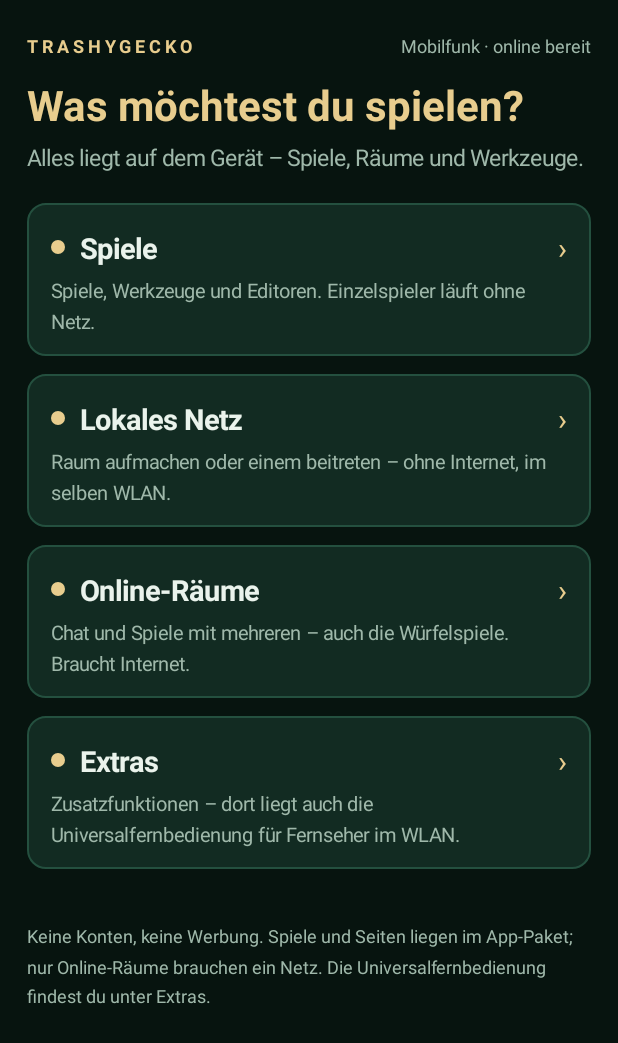
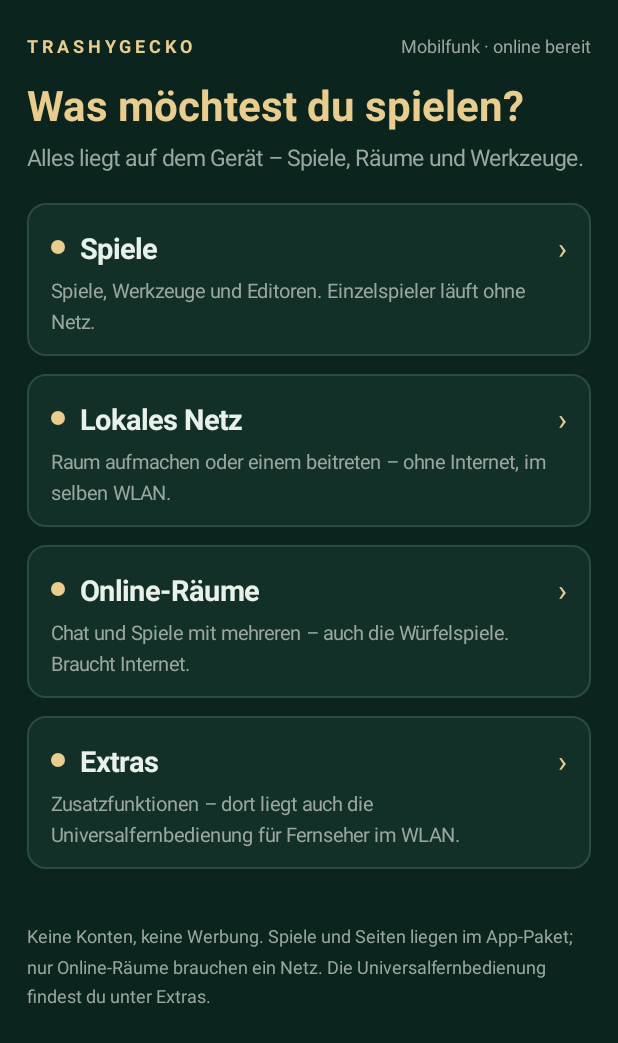
Before and after one commit to trashygecko-collab/Trashygecko, an Android app: the screen it shows after launch (MainActivity), on a phone screen of 412 x 824 dp. Shown: the top 1043 px of the screen. Run offline under Robolectric (Android 15) with nearby library versions, the phone set to English and light mode, and no system bars.

```diff
--- a/spiele/android/app/src/main/AndroidManifest.xml
+++ b/spiele/android/app/src/main/AndroidManifest.xml
@@ -38,6 +38,11 @@
             android:screenOrientation="fullSensor"
             android:launchMode="singleTask" />
         <activity
+            android:name=".HomepageActivity"
+            android:configChanges="orientation|screenSize|screenLayout|smallestScreenSize|keyboardHidden|uiMode|density"
+            android:exported="false"
+            android:screenOrientation="fullSensor" />
+        <activity
             android:name=".MainActivity"
             android:configChanges="orientation|screenSize|screenLayout|smallestScreenSize|keyboardHidden|uiMode|density"
             android:exported="true"
--- /dev/null
+++ b/spiele/android/app/src/main/java/de/trashygecko/tmahjong/Ansicht.java
@@ -0,0 +1,53 @@
+package de.trashygecko.tmahjong;
+
+import android.content.Context;
+import android.graphics.Typeface;
+import android.graphics.drawable.GradientDrawable;
+import android.util.TypedValue;
+import android.widget.TextView;
+
+/**
+ * Farbbild und kleine Bausteine der nativen Ansichten.
+ *
+ * Die Werte standen vorher in {@link MainActivity} und {@link SpieleActivity} doppelt und
+ * wichen leicht voneinander ab; Start und Spieleliste sollen gleich aussehen.
+ */
+final class Ansicht {
+    static final int BG = 0xFF0B241D;
+    static final int KARTE = 0xFF123028;
+    static final int RAND = 0xFF2B4C40;
+    static final int GOLD = 0xFFE8CD8E;
+    static final int TEXT = 0xFFE9F1EB;
+    static final int MUTED = 0xFF9AA7A0;
+
+    private Ansicht() {
+    }
+
+    /** Abgerundete Fläche ohne Rand. */
+    static GradientDrawable flaeche(int farbe, int radius) {
+        GradientDrawable form = new GradientDrawable();
+        form.setColor(farbe);
+        form.setCornerRadius(radius);
+        return form;
+    }
+
+    /** Abgerundete Fläche mit Kante (Karten); die Breite kommt in Pixeln herein. */
+    static GradientDrawable flaeche(int farbe, int radius, int randfarbe, int randbreite) {
+        GradientDrawable form = flaeche(farbe, radius);
+        form.setStroke(randbreite, randfarbe);
+        return form;
+    }
+
+    static TextView text(Context context, String wert, int groesse, int farbe, boolean fett) {
+        TextView feld = new TextView(context);
+        feld.setText(wert);
+        feld.setTextSize(TypedValue.COMPLEX_UNIT_SP, groesse);
+        feld.setTextColor(farbe);
+        if (fett) feld.setTypeface(Typeface.DEFAULT_BOLD);
+        return feld;
+    }
+
+    static int dp(Context context, int wert) {
+        return Math.round(wert * context.getResources().getDisplayMetrics().density);
+    }
+}
--- a/spiele/android/app/src/main/java/de/trashygecko/tmahjong/MainActivity.java
+++ b/spiele/android/app/src/main/java/de/trashygecko/tmahjong/MainActivity.java
@@ -2,12 +2,10 @@ package de.trashygecko.tmahjong;
 
 import android.app.Activity;
 import android.content.Intent;
-import android.graphics.Typeface;
 import android.graphics.drawable.GradientDrawable;
 import android.net.ConnectivityManager;
 import android.net.NetworkInfo;
 import android.os.Bundle;
-import android.util.TypedValue;
 import android.view.Gravity;
 import android.view.View;
 import android.widget.LinearLayout;
@@ -19,15 +17,9 @@ import android.widget.TextView;
  *
  * Spiele, Katalog und Connector öffnen eigene Activities; die HTML-Startseite liegt nur
  * noch als `index.html` im Paket, damit „zurück zum Start“ aus einer Spielseite landet.
+ * Farben und Bausteine kommen aus {@link Ansicht} – dieselben wie in der Spieleliste.
  */
 public final class MainActivity extends Activity {
-    private static final int BG = 0xFF07140F;
-    private static final int KARTE = 0xFF122B22;
-    private static final int LINIE = 0xFF24503F;
-    private static final int GOLD = 0xFFE8CD8E;
-    private static final int TEXT = 0xFFEAF3EC;
-    private static final int MUTED = 0xFF9FB8AA;
-
     private TextView status;
 
     @Override protected void onCreate(Bundle zustand) {
@@ -38,40 +30,41 @@ public final class MainActivity extends Activity {
 
     @Override protected void onResume() {
         super.onResume();
-        if (status != null) status.setText(netzStatus());
+        status.setText(netzStatus());
     }
 
     // ---------------------------------------------------------------- Aufbau
 
     private View baueAnsicht() {
         ScrollView rollen = new ScrollView(this);
-        rollen.setBackgroundColor(BG);
+        rollen.setBackgroundColor(Ansicht.BG);
         rollen.setFillViewport(true);
 
         LinearLayout seite = new LinearLayout(this);
         seite.setOrientation(LinearLayout.VERTICAL);
-        int rand = dp(18);
-        seite.setPadding(rand, dp(22), rand, dp(26));
+        int rand = Ansicht.dp(this, 18);
+        seite.setPadding(rand, Ansicht.dp(this, 22), rand, Ansicht.dp(this, 26));
         rollen.addView(seite, new ScrollView.LayoutParams(
                 LinearLayout.LayoutParams.MATCH_PARENT, LinearLayout.LayoutParams.WRAP_CONTENT));
 
         LinearLayout kopf = new LinearLayout(this);
         kopf.setOrientation(LinearLayout.HORIZONTAL);
         kopf.setGravity(Gravity.CENTER_VERTICAL);
-        TextView marke = text("TRASHYGECKO", 12, GOLD, true);
+        TextView marke = Ansicht.text(this, "TRASHYGECKO", 12, Ansicht.GOLD, true);
         marke.setLetterSpacing(0.22f);
         kopf.addView(marke, new LinearLayout.LayoutParams(
                 0, LinearLayout.LayoutParams.WRAP_CONTENT, 1f));
-        status = text("", 12, MUTED, false);
+        status = Ansicht.text(this, "", 12, Ansicht.MUTED, false);
         kopf.addView(status);
         seite.addView(kopf);
 
-        TextView titel = text("Was möchtest du spielen?", 28, GOLD, true);
-        titel.setPadding(0, dp(12), 0, dp(6));
+        TextView titel = Ansicht.text(this, "Was möchtest du spielen?", 28, Ansicht.GOLD, true);
+        titel.setPadding(0, Ansicht.dp(this, 12), 0, Ansicht.dp(this, 6));
         seite.addView(titel);
 
-        TextView unter = text("Alles liegt auf dem Gerät – Spiele, Räume und Werkzeuge.", 15, MUTED, false);
-        unter.setPadding(0, 0, 0, dp(20));
+        TextView unter = Ansicht.text(this, "Alles liegt auf dem Gerät – Spiele, Räume und Werkzeuge.",
+                15, Ansicht.MUTED, false);
+        unter.setPadding(0, 0, 0, Ansicht.dp(this, 20));
         seite.addView(unter);
 
         kachel(seite, "Spiele",
@@ -87,11 +80,11 @@ public final class MainActivity extends Activity {
                 "Zusatzfunktionen – dort liegt auch die Universalfernbedienung für Fernseher im WLAN.",
                 v -> starteConnector("extras"));
 
-        TextView fuss = text("Keine Konten, keine Werbung. Spiele und Seiten liegen im App-Paket; "
-                + "nur Online-Räume brauchen ein Netz. Die Universalfernbedienung findest du unter Extras.",
-                12, MUTED, false);
+        TextView fuss = Ansicht.text(this, "Keine Konten, keine Werbung. Spiele und Seiten liegen "
+                + "im App-Paket; nur Online-Räume brauchen ein Netz. Die Universalfernbedienung "
+                + "findest du unter Extras.", 12, Ansicht.MUTED, false);
         fuss.setLineSpacing(0, 1.4f);
-        fuss.setPadding(0, dp(24), 0, 0);
+        fuss.setPadding(0, Ansicht.dp(this, 24), 0, 0);
         seite.addView(fuss);
         return rollen;
     }
@@ -101,34 +94,44 @@ public final class MainActivity extends Activity {
                         View.OnClickListener ziel) {
         LinearLayout karte = new LinearLayout(this);
         karte.setOrientation(LinearLayout.VERTICAL);
-        karte.setPadding(dp(16), dp(16), dp(16), dp(14));
-        karte.setBackground(flaeche(KARTE, dp(12), LINIE));
+        karte.setPadding(Ansicht.dp(this, 16), Ansicht.dp(this, 16),
+                Ansicht.dp(this, 16), Ansicht.dp(this, 14));
+        karte.setBackground(Ansicht.flaeche(Ansicht.KARTE, Ansicht.dp(this, 12),
+                Ansicht.RAND, Ansicht.dp(this, 1)));
         karte.setClickable(true);
         karte.setFocusable(true);
         LinearLayout.LayoutParams platz = new LinearLayout.LayoutParams(
                 LinearLayout.LayoutParams.MATCH_PARENT, LinearLayout.LayoutParams.WRAP_CONTENT);
-        platz.bottomMargin = dp(12);
+        platz.bottomMargin = Ansicht.dp(this, 12);
         seite.addView(karte, platz);
 
         LinearLayout zeile = new LinearLayout(this);
         zeile.setOrientation(LinearLayout.HORIZONTAL);
         zeile.setGravity(Gravity.CENTER_VERTICAL);
         View punkt = new View(this);
-        punkt.setBackground(punkt());
-        LinearLayout.LayoutParams punktPlatz = new LinearLayout.LayoutParams(dp(9), dp(9));
-        punktPlatz.rightMargin = dp(10);
+        punkt.setBackground(punktfarbe());
+        LinearLayout.LayoutParams punktPlatz = new LinearLayout.LayoutParams(
+                Ansicht.dp(this, 9), Ansicht.dp(this, 9));
+        punktPlatz.rightMargin = Ansicht.dp(this, 10);
         zeile.addView(punkt, punktPlatz);
-        zeile.addView(text(titel, 19, TEXT, true), new LinearLayout.LayoutParams(
-                0, LinearLayout.LayoutParams.WRAP_CONTENT, 1f));
-        zeile.addView(text("›", 20, GOLD, false));
+        zeile.addView(Ansicht.text(this, titel, 19, Ansicht.TEXT, true),
+                new LinearLayout.LayoutParams(0, LinearLayout.LayoutParams.WRAP_CONTENT, 1f));
+        zeile.addView(Ansicht.text(this, "›", 20, Ansicht.GOLD, false));
         karte.addView(zeile);
 
-        TextView unten = text(beschreibung, 13, MUTED, false);
+        TextView unten = Ansicht.text(this, beschreibung, 13, Ansicht.MUTED, false);
         unten.setLineSpacing(0, 1.3f);
-        unten.setPadding(0, dp(6), 0, 0);
+        unten.setPadding(0, Ansicht.dp(this, 6), 0, 0);
         karte.addView(unten);
 
         karte.setOnClickListener(ziel);
+    }
+
+    private GradientDrawable punktfarbe() {
+        GradientDrawable form = new GradientDrawable();
+        form.setShape(GradientDrawable.OVAL);
+        form.setColor(Ansicht.GOLD);
+        return form;
     }
 
     // -------------------------------------------------------------- Vernetzung
@@ -138,7 +141,14 @@ public final class MainActivity extends Activity {
                 .putExtra(ConnectorActivity.EXTRA_INITIAL_SCREEN, bildschirm));
     }
 
-    /** Ohne Netz bleibt alles außer den Online-Räumen nutzbar – das sagt die Zeile. */
+    /**
+     * Ohne Netz bleibt alles außer den Online-Räumen nutzbar – das sagt die Zeile.
+     *
+     * `getActiveNetworkInfo()` ist seit API 23 veraltet, auf Android 9 (API 28) aber
+     * unverändert nutzbar und braucht nur `ACCESS_NETWORK_STATE`; erst ab Android 10
+     * liefert es für Hintergrund-Apps seltener etwas, und die Zeile wird ohnehin bei
+     * jedem `onResume` neu gelesen.
+     */
     private String netzStatus() {
         ConnectivityManager netz = (ConnectivityManager) getSystemService(CONNECTIVITY_SERVICE);
         NetworkInfo aktiv = netz == null ? null : netz.getActiveNetworkInfo();
@@ -146,36 +156,6 @@ public final class MainActivity extends Activity {
         String art = aktiv.getType() == ConnectivityManager.TYPE_WIFI ? "WLAN"
                 : aktiv.getType() == ConnectivityManager.TYPE_MOBILE ? "Mobilfunk" : "Netz";
         return art + " · online bereit";
-    }
-
-    // -------------------------------------------------------------- Kleinkram
-
-    private GradientDrawable flaeche(int farbe, int radius, int randfarbe) {
-        GradientDrawable form = new GradientDrawable();
-        form.setColor(farbe);
-        form.setCornerRadius(radius);
-        form.setStroke(Math.max(1, dp(1)), randfarbe);
-        return form;
-    }
-
-    private GradientDrawable punkt() {
-        GradientDrawable form = new GradientDrawable();
-        form.setShape(GradientDrawable.OVAL);
-        form.setColor(GOLD);
-        return form;
-    }
-
-    private TextView text(String wert, int groesse, int farbe, boolean fett) {
-        TextView feld = new TextView(this);
-        feld.setText(wert);
-        feld.setTextSize(TypedValue.COMPLEX_UNIT_SP, groesse);
-        feld.setTextColor(farbe);
-        if (fett) feld.setTypeface(Typeface.DEFAULT_BOLD);
-        return feld;
-    }
-
-    private int dp(int wert) {
-        return Math.round(wert * getResources().getDisplayMetrics().density);
     }
 
     // ------------------------------------------------------------ Lebenszyklus
```
Also changed, not shown: spiele/android/app/build.gradle (+26 -2 lines), spiele/android/app/src/main/java/de/trashygecko/tmahjong/ConnectorActivity.java (+56 -4 lines), spiele/android/app/src/main/java/de/trashygecko/tmahjong/HomepageActivity.java (added, +142 -0 lines), spiele/android/app/src/main/java/de/trashygecko/tmahjong/SpieleActivity.java (+37 -53 lines), 5 other files.
